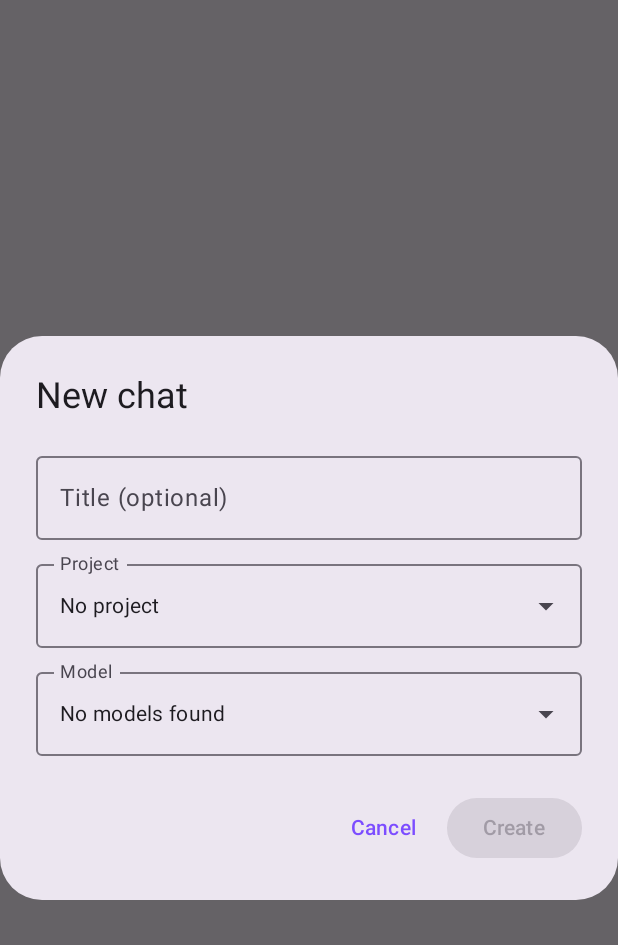
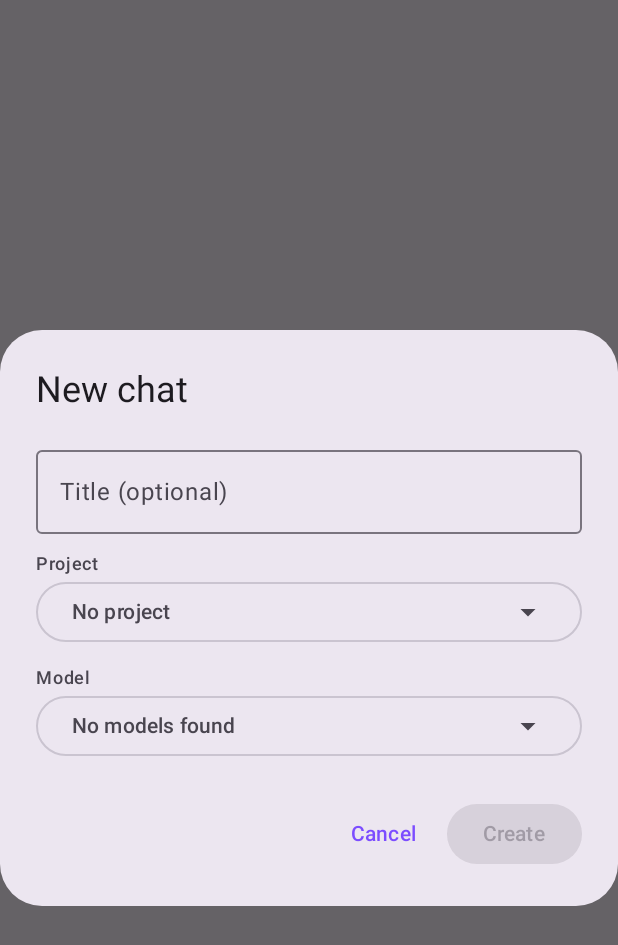
Before and after one commit to alexander327237/enya, an Android app built with Jetpack Compose: the composable NewChatDialog called with empty values, on a phone screen of 412 x 824 dp. Shown: the top 945 px of the screen. Run offline under Robolectric (Android 15) with nearby library versions, the phone set to English and light mode, and no system bars.

Commit message:
Fix Android build: replace ExposedDropdownMenu with plain DropdownMenu
ExposedDropdownMenu didn't resolve against the Material3 version pulled
in by the compose BOM. Swapped the project/model pickers in the new
chat dialog for the same Box + DropdownMenu pattern already used
elsewhere (model switcher, FAB menu), which is a more stable API surface.

Co-Authored-By: Claude Sonnet 5 <noreply@anthropic.com>
Claude-Session: https://claude.ai/code/session_0174FH6yX7TknewBBVWrLx3m

```diff
--- a/android/app/src/main/java/com/enya/ollama/ui/home/HomeScreen.kt
+++ b/android/app/src/main/java/com/enya/ollama/ui/home/HomeScreen.kt
@@ -7,8 +7,10 @@ import androidx.compose.foundation.layout.fillMaxWidth
 import androidx.compose.foundation.layout.padding
 import androidx.compose.foundation.lazy.LazyColumn
 import androidx.compose.foundation.lazy.items
+import androidx.compose.foundation.layout.Box
 import androidx.compose.material.icons.Icons
 import androidx.compose.material.icons.filled.Add
+import androidx.compose.material.icons.filled.ArrowDropDown
 import androidx.compose.material.icons.filled.Delete
 import androidx.compose.material.icons.filled.Settings
 import androidx.compose.material3.AlertDialog
@@ -17,13 +19,11 @@ import androidx.compose.material3.Card
 import androidx.compose.material3.DropdownMenu
 import androidx.compose.material3.DropdownMenuItem
 import androidx.compose.material3.ExperimentalMaterial3Api
-import androidx.compose.material3.ExposedDropdownMenu
-import androidx.compose.material3.ExposedDropdownMenuBox
-import androidx.compose.material3.ExposedDropdownMenuDefaults
 import androidx.compose.material3.FloatingActionButton
 import androidx.compose.material3.Icon
 import androidx.compose.material3.IconButton
 import androidx.compose.material3.MaterialTheme
+import androidx.compose.material3.OutlinedButton
 import androidx.compose.material3.OutlinedTextField
 import androidx.compose.material3.Scaffold
 import androidx.compose.material3.Text
@@ -226,7 +226,6 @@ private fun NewProjectDialog(onDismiss: () -> Unit, onCreate: (String, String?)
     )
 }
 
-@OptIn(ExperimentalMaterial3Api::class)
 @Composable
 private fun NewChatDialog(
     projects: List<ProjectEntity>,
@@ -257,20 +256,16 @@ private fun NewChatDialog(
                     modifier = Modifier.fillMaxWidth()
                 )
 
-                ExposedDropdownMenuBox(
-                    expanded = projectExpanded,
-                    onExpandedChange = { projectExpanded = it },
-                    modifier = Modifier.padding(top = 8.dp)
-                ) {
-                    OutlinedTextField(
-                        value = projects.find { it.id == projectId }?.name ?: "No project",
-                        onValueChange = {},
-                        readOnly = true,
-                        label = { Text("Project") },
-                        trailingIcon = { ExposedDropdownMenuDefaults.TrailingIcon(expanded = projectExpanded) },
-                        modifier = Modifier.menuAnchor().fillMaxWidth()
-                    )
-                    ExposedDropdownMenu(expanded = projectExpanded, onDismissRequest = { projectExpanded = false }) {
+                Text("Project", style = MaterialTheme.typography.labelMedium, modifier = Modifier.padding(top = 12.dp))
+                Box {
+                    OutlinedButton(onClick = { projectExpanded = true }, modifier = Modifier.fillMaxWidth()) {
+                        Text(
+                            projects.find { it.id == projectId }?.name ?: "No project",
+                            modifier = Modifier.weight(1f)
+                        )
+                        Icon(Icons.Default.ArrowDropDown, contentDescription = null)
+                    }
+                    DropdownMenu(expanded = projectExpanded, onDismissRequest = { projectExpanded = false }) {
                         DropdownMenuItem(text = { Text("No project") }, onClick = { projectId = null; projectExpanded = false })
                         projects.forEach { p ->
                             DropdownMenuItem(text = { Text(p.name) }, onClick = { projectId = p.id; projectExpanded = false })
@@ -278,20 +273,13 @@ private fun NewChatDialog(
                     }
                 }
 
-                ExposedDropdownMenuBox(
-                    expanded = modelExpanded,
-                    onExpandedChange = { modelExpanded = it },
-                    modifier = Modifier.padding(top = 8.dp)
-                ) {
-                    OutlinedTextField(
-                        value = model.ifEmpty { "No models found" },
-                        onValueChange = {},
-                        readOnly = true,
-                        label = { Text("Model") },
-                        trailingIcon = { ExposedDropdownMenuDefaults.TrailingIcon(expanded = modelExpanded) },
-                        modifier = Modifier.menuAnchor().fillMaxWidth()
-                    )
-                    ExposedDropdownMenu(expanded = modelExpanded, onDismissRequest = { modelExpanded = false }) {
+                Text("Model", style = MaterialTheme.typography.labelMedium, modifier = Modifier.padding(top = 12.dp))
+                Box {
+                    OutlinedButton(onClick = { modelExpanded = true }, modifier = Modifier.fillMaxWidth()) {
+                        Text(model.ifEmpty { "No models found" }, modifier = Modifier.weight(1f))
+                        Icon(Icons.Default.ArrowDropDown, contentDescription = null)
+                    }
+                    DropdownMenu(expanded = modelExpanded, onDismissRequest = { modelExpanded = false }) {
                         models.forEach { m ->
                             DropdownMenuItem(text = { Text(m) }, onClick = { model = m; modelExpanded = false })
                         }
```
